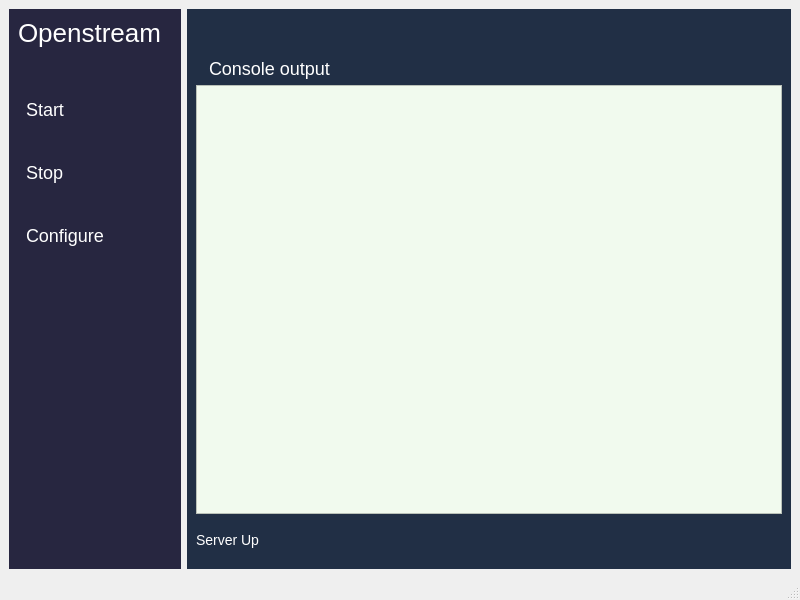
Above: openstreammainwindow.ui from m4rkoup/openstream-server before the change. Below: the same form after it.
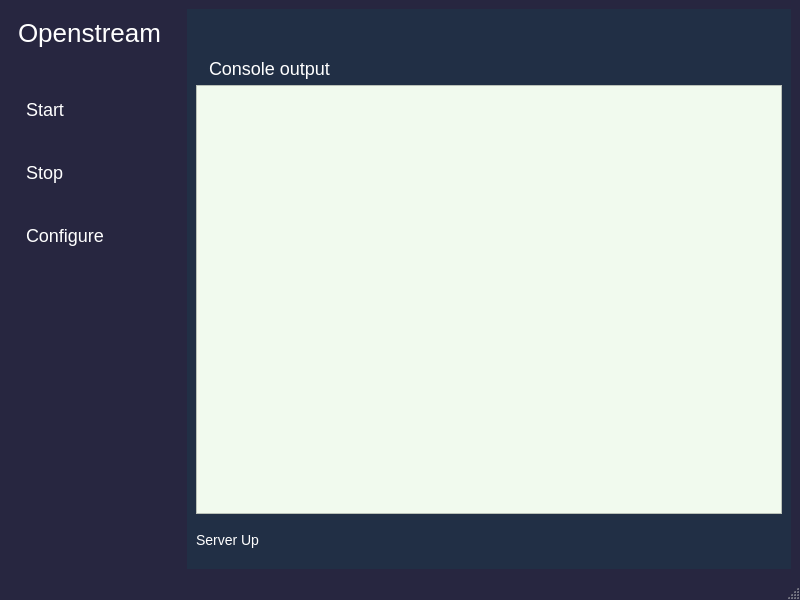
That is the form after the change. Icons and pictures are not drawn.

Commit message: Stylessheet for mini-dialogs

What changed in the file:
```diff
--- a/openstreammainwindow.ui
+++ b/openstreammainwindow.ui
@@ -14,11 +14,30 @@
    <string>MainWindow</string>
   </property>
   <property name="styleSheet">
-   <string notr="true">background-color: #272640;
-QMessageBox {
-	color: white;
+   <string notr="true">QMainWindow {
+background-color: #272640;
 }
-</string>
+
+QInputDialog {
+background-color: #272640;
+font: &quot;Open Sans Semibold&quot;;
+color: #ffffff;
+}
+
+QInputDialog QPushButton {
+background-color: #272640;
+font: &quot;Open Sans&quot;;
+color: #ffffff;
+}
+
+QInputDialog QPushButton:hover {
+ background-color: #006466;
+}
+
+QInputDialog QLabel {
+font: &quot;Open Sans Light&quot;;
+color: #ffffff;
+}</string>
   </property>
   <widget class="QWidget" name="centralwidget">
    <layout class="QHBoxLayout" name="horizontalLayout">
```
Left out of the diff: 6 changed lines with no effect on the pictures. The commit also changes 1 other file.
